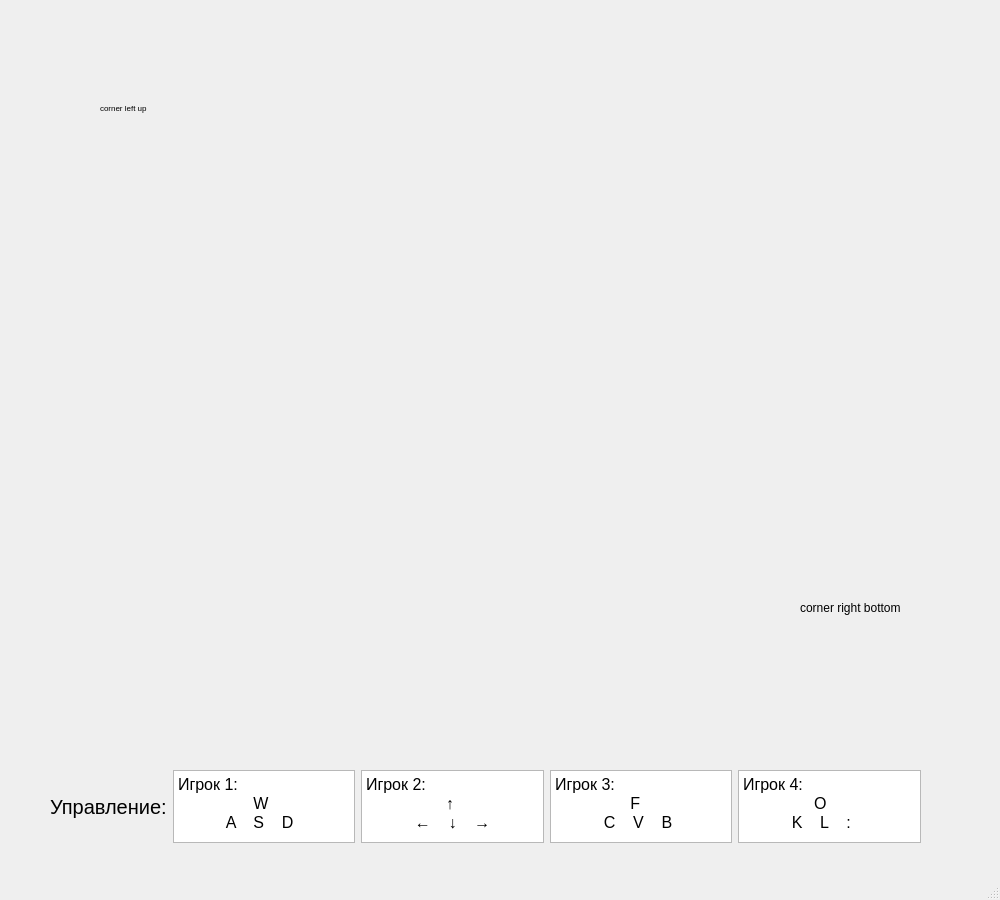
This is gameUi.ui in Cagese/Snake as Qt 5 draws it before an edit. The edited form follows.
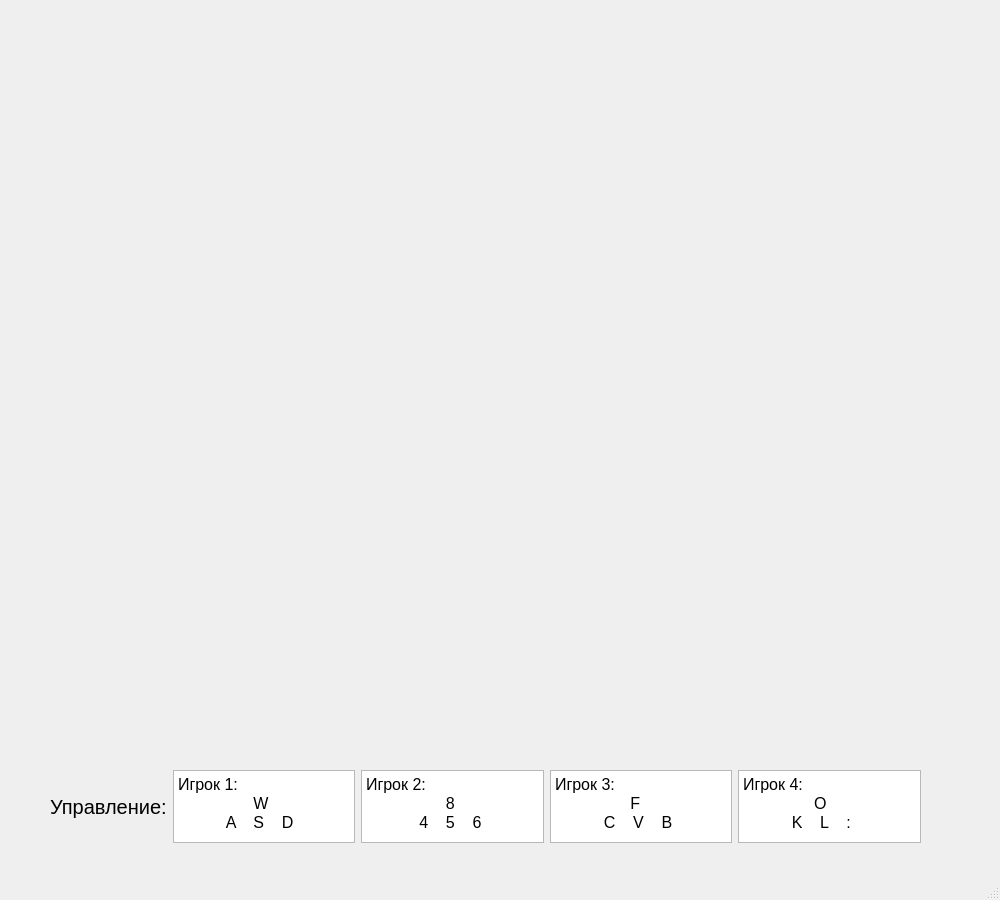
This is the edited form.

The edit to the form file:
```diff
--- a/gameUi.ui
+++ b/gameUi.ui
@@ -26,37 +26,6 @@
    <string>MainWindow</string>
   </property>
   <widget class="QWidget" name="centralwidget">
-   <widget class="QLabel" name="label_2">
-    <property name="geometry">
-     <rect>
-      <x>100</x>
-      <y>100</y>
-      <width>91</width>
-      <height>16</height>
-     </rect>
-    </property>
-    <property name="font">
-     <font>
-      <pointsize>6</pointsize>
-     </font>
-    </property>
-    <property name="text">
-     <string>corner left up</string>
-    </property>
-   </widget>
-   <widget class="QLabel" name="label_3">
-    <property name="geometry">
-     <rect>
-      <x>800</x>
-      <y>600</y>
-      <width>101</width>
-      <height>16</height>
-     </rect>
-    </property>
-    <property name="text">
-     <string>corner right bottom</string>
-    </property>
-   </widget>
    <widget class="QWidget" name="layoutWidget">
     <property name="geometry">
      <rect>
@@ -100,8 +69,8 @@
 p, li { white-space: pre-wrap; }
 &lt;/style&gt;&lt;/head&gt;&lt;body style=&quot; font-family:'MS Shell Dlg 2'; font-size:8.25pt; font-weight:400; font-style:normal;&quot;&gt;
 &lt;p style=&quot; margin-top:0px; margin-bottom:0px; margin-left:0px; margin-right:0px; -qt-block-indent:0; text-indent:0px;&quot;&gt;&lt;span style=&quot; font-size:12pt;&quot;&gt;Игрок 2:&lt;/span&gt;&lt;/p&gt;
-&lt;p style=&quot; margin-top:0px; margin-bottom:0px; margin-left:0px; margin-right:0px; -qt-block-indent:0; text-indent:0px;&quot;&gt;&lt;span style=&quot; font-size:12pt;&quot;&gt;                  ↑&lt;/span&gt;&lt;/p&gt;
-&lt;p style=&quot; margin-top:0px; margin-bottom:0px; margin-left:0px; margin-right:0px; -qt-block-indent:0; text-indent:0px;&quot;&gt;&lt;span style=&quot; font-size:12pt;&quot;&gt;           ←    ↓    →&lt;/span&gt;&lt;/p&gt;&lt;/body&gt;&lt;/html&gt;</string>
+&lt;p style=&quot; margin-top:0px; margin-bottom:0px; margin-left:0px; margin-right:0px; -qt-block-indent:0; text-indent:0px;&quot;&gt;&lt;span style=&quot; font-size:12pt;&quot;&gt;                  8&lt;/span&gt;&lt;/p&gt;
+&lt;p style=&quot; margin-top:0px; margin-bottom:0px; margin-left:0px; margin-right:0px; -qt-block-indent:0; text-indent:0px;&quot;&gt;&lt;span style=&quot; font-size:12pt;&quot;&gt;            4    5    6&lt;/span&gt;&lt;/p&gt;&lt;/body&gt;&lt;/html&gt;</string>
        </property>
       </widget>
      </item>
```
Left out of the diff: 8 changed lines with no effect on the pictures.
